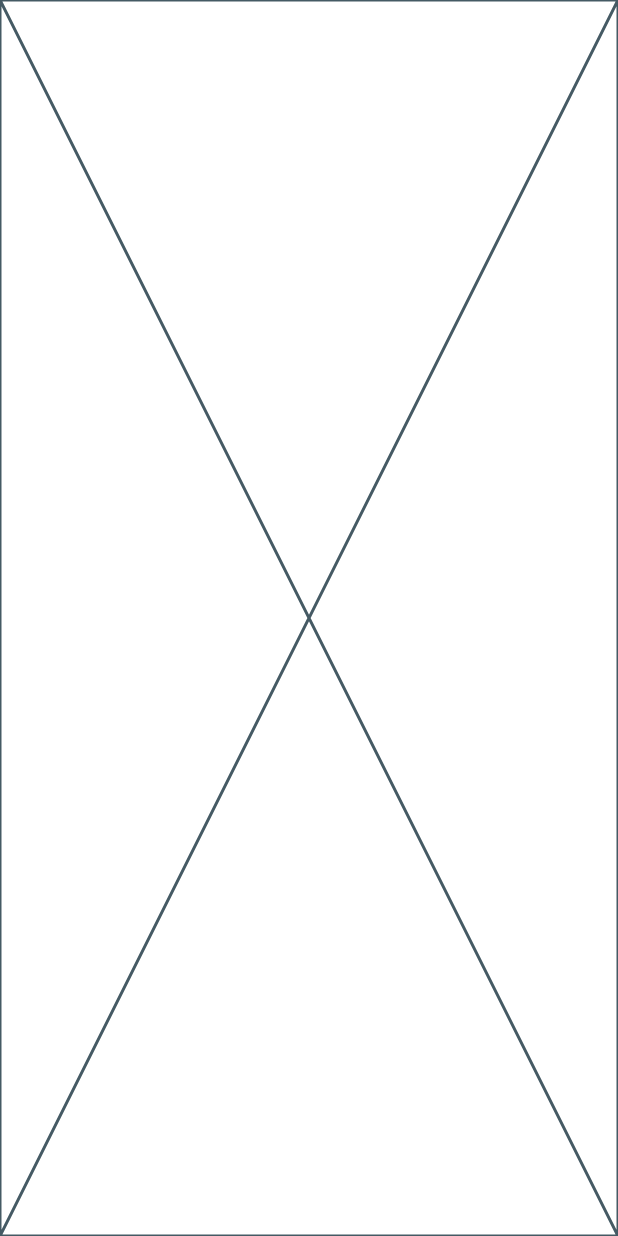
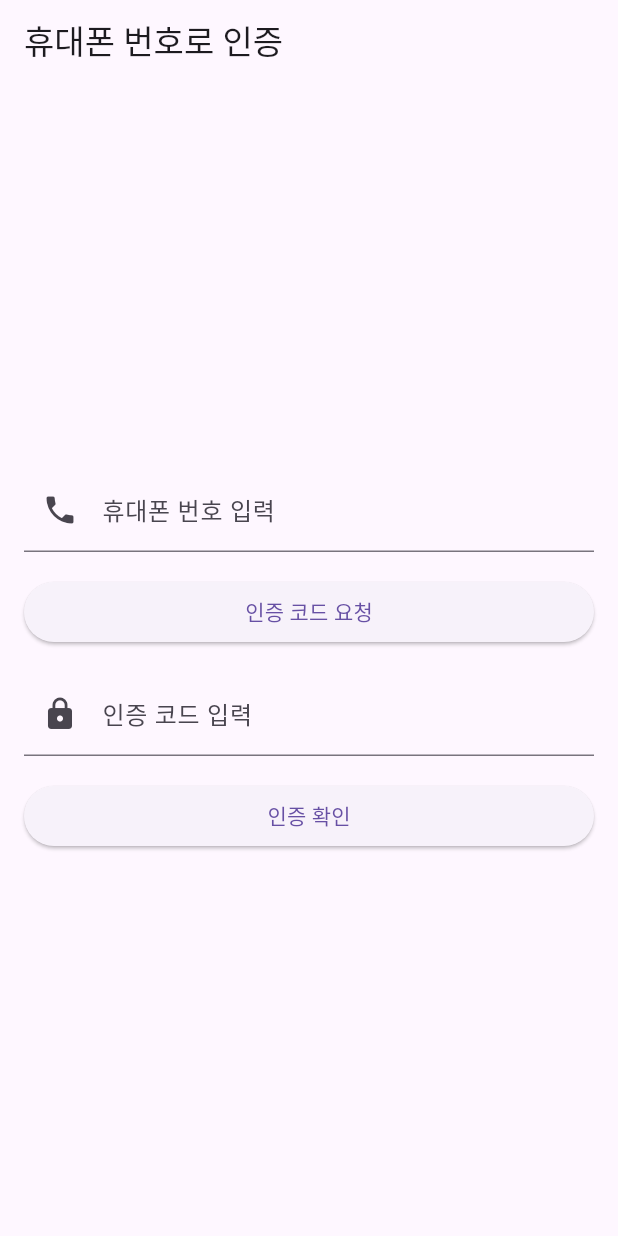
Before and after one commit to sji8562/Tidyhome-flutter, a Flutter app: the screen it shows after launch, on a phone screen of 412 x 824 dp. Run offline on Flutter 3.47's test engine with Material 3 defaults, Android fonts, the light colour scheme and no system bars; our stand-ins replace dio, firebase_auth, firebase_core, flutter_riverpod, flutter_secure_storage, validators; accounts and stored records are empty.

Commit message:
[DJ0H] 번호 인증

```diff
--- a/lib/main.dart
+++ b/lib/main.dart
@@ -1,5 +1,6 @@
 import 'package:flutter/material.dart';
 import 'package:flutter_riverpod/flutter_riverpod.dart';
+import 'package:toyproject/ui/pages/home_page/login.dart';
 import 'package:toyproject/ui/pages/splash_page/splash_page.dart';
 import '_core/constants/move.dart';
 import '_core/constants/theme.dart';
@@ -26,12 +27,13 @@
   @override
   Widget build(BuildContext context) {
     return MaterialApp(
-      home: const SplashPage(),
-      navigatorKey: navigatorKey,
-      debugShowCheckedModeBanner: false,
-      initialRoute: Move.MainPage,
-      routes: getRouters(),
-      theme: theme(),
+      home: PhoneAuthPage(),
+      // home: const SplashPage(),
+      // navigatorKey: navigatorKey,
+      // debugShowCheckedModeBanner: false,
+      // initialRoute: Move.MainPage,
+      // routes: getRouters(),
+      // theme: theme(),
     );
   }
 }
--- /dev/null
+++ b/lib/ui/pages/home_page/login.dart
@@ -0,0 +1,68 @@
+import 'package:flutter/material.dart';
+
+import '../../../data/store/PhoneAuthManager.dart';
+
+
+class PhoneAuthPage extends StatefulWidget {
+  @override
+  _PhoneAuthPageState createState() => _PhoneAuthPageState();
+}
+
+class _PhoneAuthPageState extends State<PhoneAuthPage> {
+  TextEditingController _phoneNumberController = TextEditingController();
+  TextEditingController _codeController = TextEditingController();
+  PhoneAuthManager _phoneAuthManager = PhoneAuthManager();
+
+  String _verificationId = '';
+
+  @override
+  Widget build(BuildContext context) {
+    return Scaffold(
+      appBar: AppBar(
+        title: Text('휴대폰 번호로 인증'),
+      ),
+      body: Padding(
+        padding: const EdgeInsets.all(16.0),
+        child: Column(
+          mainAxisAlignment: MainAxisAlignment.center,
+          crossAxisAlignment: CrossAxisAlignment.stretch,
+          children: [
+            TextField(
+              controller: _phoneNumberController,
+              keyboardType: TextInputType.phone,
+              decoration: InputDecoration(
+                labelText: '휴대폰 번호 입력',
+                prefixIcon: Icon(Icons.phone),
+              ),
+            ),
+            SizedBox(height: 16.0),
+            ElevatedButton(
+              onPressed: () async {
+                String phoneNumber = _phoneNumberController.text;
+                _verificationId = await _phoneAuthManager.verifyPhoneNumber(phoneNumber);
+              },
+              child: Text('인증 코드 요청'),
+            ),
+            SizedBox(height: 16.0),
+            TextField(
+              controller: _codeController,
+              keyboardType: TextInputType.number,
+              decoration: InputDecoration(
+                labelText: '인증 코드 입력',
+                prefixIcon: Icon(Icons.lock),
+              ),
+            ),
+            SizedBox(height: 16.0),
+            ElevatedButton(
+              onPressed: () async {
+                String smsCode = _codeController.text;
+                await _phoneAuthManager.signInWithPhoneNumber(_verificationId, smsCode);
+              },
+              child: Text('인증 확인'),
+            ),
+          ],
+        ),
+      ),
+    );
+  }
+}
```
Also changed, not shown: lib/data/store/PhoneAuthManager.dart (added, +46 -0 lines).
